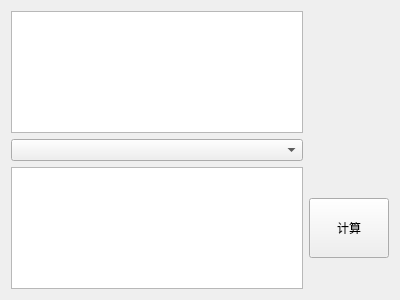
Old version of the form AppTools/ui/CrcWidget.ui in the repository hermixy/AppTools.
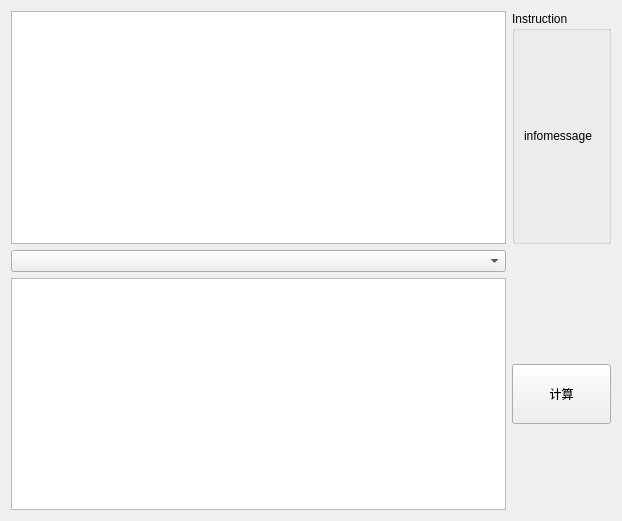
New version of the form.

```diff
--- a/AppTools/ui/CrcWidget.ui
+++ b/AppTools/ui/CrcWidget.ui
@@ -6,18 +6,24 @@
    <rect>
     <x>0</x>
     <y>0</y>
-    <width>400</width>
-    <height>300</height>
+    <width>622</width>
+    <height>521</height>
    </rect>
   </property>
   <property name="windowTitle">
    <string>Form</string>
   </property>
-  <layout class="QGridLayout" name="gridLayout">
+  <layout class="QGridLayout" name="gridLayout_2">
    <item row="0" column="0">
     <widget class="QTextBrowser" name="display"/>
    </item>
    <item row="0" column="1">
+    <widget class="QGroupBox" name="groupBox">
+     <property name="title">
+      <string>Instruction</string>
+     </property>
+     <layout class="QGridLayout" name="gridLayout">
+      <item row="0" column="0">
     <widget class="QLabel" name="label">
      <property name="minimumSize">
       <size>
@@ -29,8 +35,11 @@
       <string notr="true"/>
      </property>
      <property name="text">
-      <string/>
-     </property>
+         <string>infomessage</string>
+        </property>
+       </widget>
+      </item>
+     </layout>
     </widget>
    </item>
    <item row="1" column="0">
```
Lines whose indentation alone changed are shown as unchanged.
